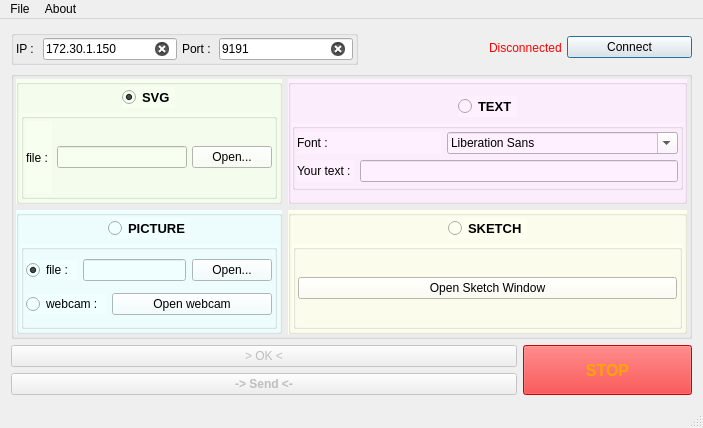
The window that IMH - Qt/CobotKuka/cobotkuka.ui (Freda66/CobotKukaBosch) describes before a commit, drawn with Qt 5.
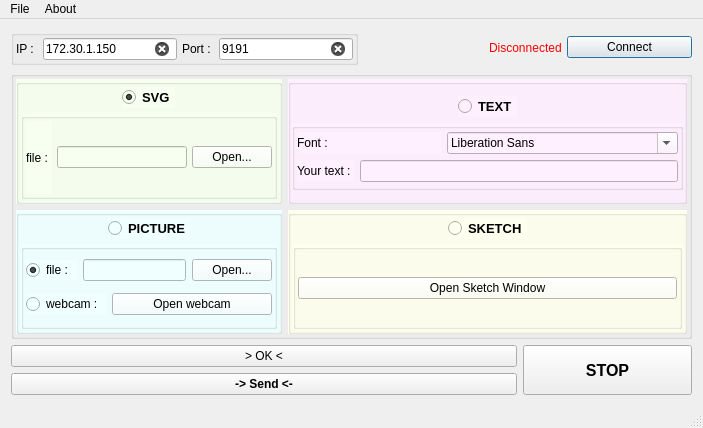
The same window after the commit.

Diff of the .ui file:
```diff
--- a/IMH - Qt/CobotKuka/cobotkuka.ui
+++ b/IMH - Qt/CobotKuka/cobotkuka.ui
@@ -35,7 +35,7 @@
       <item row="2" column="0" colspan="3">
        <widget class="QPushButton" name="ok_pushButton">
         <property name="enabled">
-         <bool>false</bool>
+         <bool>true</bool>
         </property>
         <property name="text">
          <string>&gt; OK &lt;</string>
@@ -45,7 +45,7 @@
       <item row="2" column="3" rowspan="2">
        <widget class="QPushButton" name="stop_pushButton">
         <property name="enabled">
-         <bool>false</bool>
+         <bool>true</bool>
         </property>
         <property name="sizePolicy">
          <sizepolicy hsizetype="Minimum" vsizetype="Expanding">
@@ -61,7 +61,7 @@
          </font>
         </property>
         <property name="styleSheet">
-         <string notr="true">color:orange; background-color: red</string>
+         <string notr="true"/>
         </property>
         <property name="text">
          <string>STOP</string>
@@ -71,7 +71,7 @@
       <item row="3" column="0" colspan="3">
        <widget class="QPushButton" name="send_pushButton">
         <property name="enabled">
-         <bool>false</bool>
+         <bool>true</bool>
         </property>
         <property name="font">
          <font>
```
